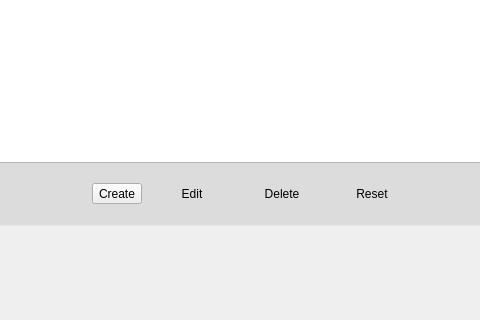
First picture: the form in yali-pisi-1.0/yali/gui/Ui/manualpartwidget.ui, repository aslanon/pisilinux, before the edit; both pictures show x 160 to 640 and y 167 to 487 of the 823 by 487 pixel window.
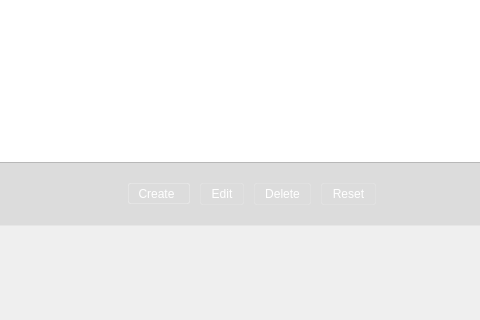
Second picture: the form after the edit. Icons and pictures are not drawn.

```diff
--- a/yali-pisi-1.0/yali/gui/Ui/manualpartwidget.ui
+++ b/yali-pisi-1.0/yali/gui/Ui/manualpartwidget.ui
@@ -76,7 +76,102 @@
  QListView::item:hover {
      background-color: qlineargradient(spread:pad, x1:0.5, y1:1, x2:0.5, y2:0, stop:0 rgba(129, 3, 3, 100), stop:0.0192308 rgba(160, 35, 25, 100), stop:0.521739 rgba(166, 35, 29, 100), stop:0.531585 rgba(184, 46, 40, 100), stop:0.983696 rgba(168, 78, 74, 100), stop:1 rgba(210, 110, 110, 100));
  }   
-    </string>
+     QPushButton{
+        padding: 3px 10px 3px 10px;
+        color: white;
+        border:0px;
+        border-radius:2px;
+        border:1px solid  rgba(255, 255, 255, 30);
+        background-color: qlineargradient(spread:repeat, x1:0, y1:0, x2:0, y2:1,
+            stop:0 rgba(27, 27, 27, 0), 
+            stop:0.510753 rgba(9, 9, 9, 10), stop:1 rgba(0, 0, 0, 0));
+    }
+
+    QPushButton:flat{
+        padding: 3px 10px 3px 10px;
+        color: white;
+        border:0px;
+        border-radius:2px;
+        border:1px solid  rgba(255, 255, 255, 30);
+        background-color: qlineargradient(spread:repeat, x1:0, y1:0, x2:0, y2:1,
+            stop:0 rgba(27, 27, 27, 0), 
+            stop:0.510753 rgba(9, 9, 9, 10), stop:1 rgba(0, 0, 0, 0));
+    }
+    
+    QPushButton:hover{
+        border:1px solid  rgba(255, 255, 255, 40);
+        border-radius:2px;
+        background-color:qlineargradient(spread:pad, x1:0, y1:0, x2:0, y2:1,
+            stop:0 rgba(127, 127, 127, 10), stop:0.513661 rgba(231, 231, 231, 50),
+            stop:1 rgba(94, 94, 94, 10))
+    }
+
+    QPushButton:checked{
+        border:1px solid  rgba(255, 255, 255, 30);
+        border-radius:2px;
+        background-color: qlineargradient(spread:repeat, x1:0, y1:0, x2:0, y2:1,
+            stop:0 rgba(27, 27, 27, 0), stop:0.510753 rgba(9, 9, 9, 10),
+            stop:1 rgba(0, 0, 0, 0));
+    }
+
+    QPushButton:pressed{
+        border:1px solid  rgba(255, 255, 255, 15);
+        border-radius:2px;
+        padding: 3px 10px 3px 10px;
+        background-color:qlineargradient(spread:pad, x1:0, y1:0, x2:1, y2:0,
+            stop:0 rgba(52, 52, 52, 50));
+    }
+
+    QToolButton {
+        color: white;
+        border:1px solid  rgba(255, 255, 255, 30);
+        border-radius:2px;
+        padding:1px 10px 1px 5px;
+        background-color: qlineargradient(spread:repeat, x1:0, y1:0, x2:0, y2:1,
+            stop:0 rgba(27, 27, 27, 0), 
+            stop:0.510753 rgba(9, 9, 9, 10), stop:1 rgba(0, 0, 0, 0));
+    }
+
+    QToolButton[popupMode=&quot;1&quot;] {
+        padding-right: 20px;
+    }
+
+    QToolButton:hover {
+        border:1px solid  rgba(255, 255, 255, 40);
+        border-radius:2px;
+        background-color:qlineargradient(spread:pad, x1:0, y1:0, x2:0, y2:1,
+            stop:0 rgba(127, 127, 127, 10), stop:0.513661 rgba(231, 231, 231, 50),
+            stop:1 rgba(94, 94, 94, 10))
+    }
+
+    QToolButton:pressed {
+        border:1px solid  rgba(255, 255, 255, 15);
+        border-radius:2px;
+        padding:1px 10px 1px 5px;
+        background-color:qlineargradient(spread:pad, x1:0, y1:0, x2:1, y2:0,
+            stop:0 rgba(52, 52, 52, 50));
+    }
+
+    QToolButton::menu-button {
+        border:1px solid  rgba(255, 255, 255, 15);
+        border-bottom-right-radius: 6px;
+        width: 16px;
+    }
+
+    QToolButton::menu-arrow {
+        image: url(:/images/treeview-branch-open.png);
+    }
+
+    QToolButton::menu-arrow:open {
+        top: 1px; left: 1px;
+    }
+
+    QToolButton::menu-button {
+        border-top-right-radius: 3px;
+        border-bottom-right-radius: 3px;
+        width: 16px;
+    }
+</string>
      </property>
      <property name="frameShape">
       <enum>QFrame::NoFrame</enum>
@@ -273,6 +368,9 @@
               <property name="layoutDirection">
                <enum>Qt::LeftToRight</enum>
               </property>
+              <property name="styleSheet">
+               <string notr="true">border:1px solid rgba(255, 255, 255, 60)</string>
+              </property>
               <property name="text">
                <string>Create</string>
               </property>
```
Left out of the diff: 3 changed lines with no effect on the pictures.
